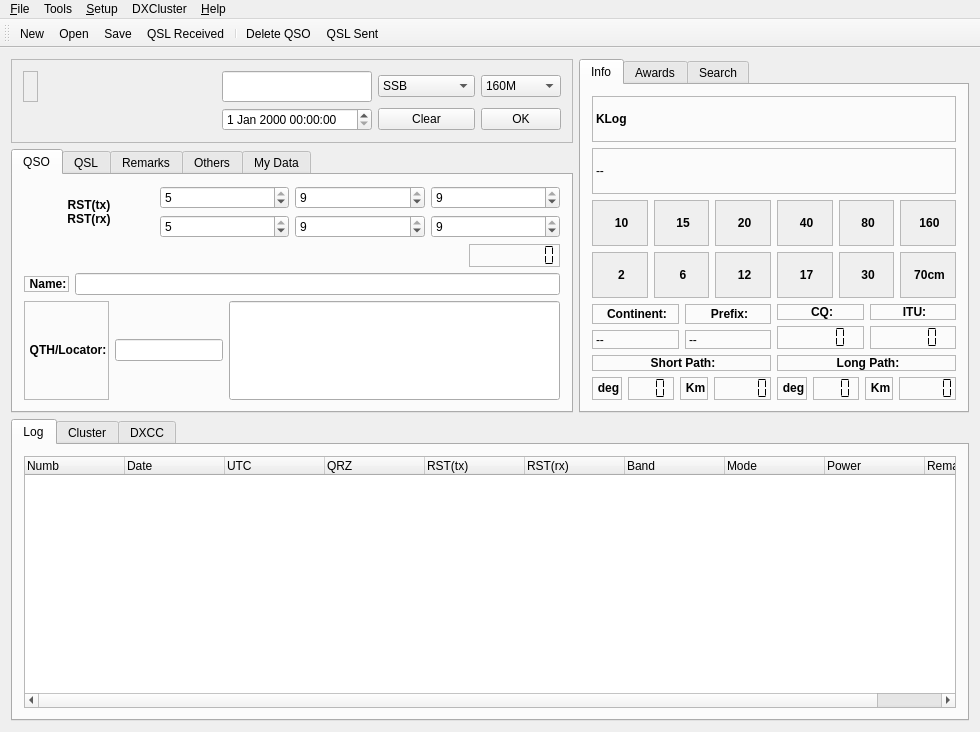
The window that src/klog.ui (dbasden/klog) describes before a commit, drawn with Qt 5.
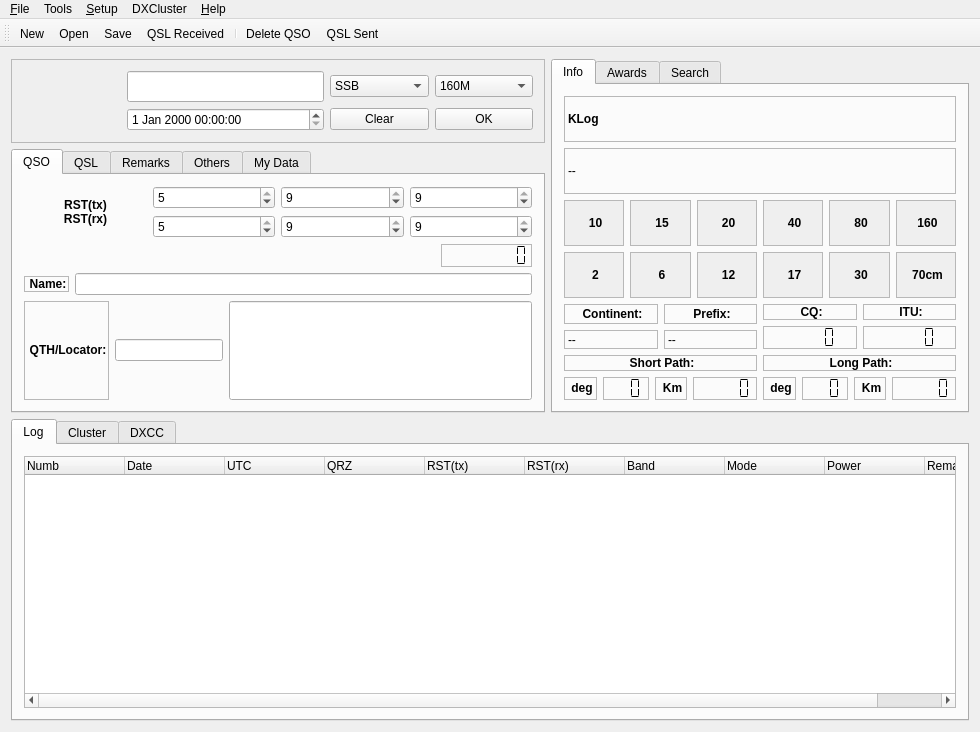
The same window after the commit. Icons and pictures are not drawn. Custom widgets are drawn as their Qt base class.

Commit message: Added the kledColor again.

```diff
--- a/src/klog.ui
+++ b/src/klog.ui
@@ -1164,54 +1164,7 @@
          <enum>QFrame::Raised</enum>
         </property>
         <layout class="QGridLayout" name="gridLayout">
-         <item row="0" column="0">
-          <widget class="QLabel" name="ledColorTextLabel">
-           <property name="sizePolicy">
-            <sizepolicy hsizetype="Minimum" vsizetype="Minimum">
-             <horstretch>0</horstretch>
-             <verstretch>0</verstretch>
-            </sizepolicy>
-           </property>
-           <property name="minimumSize">
-            <size>
-             <width>15</width>
-             <height>15</height>
-            </size>
-           </property>
-           <property name="autoFillBackground">
-            <bool>true</bool>
-           </property>
-           <property name="frameShape">
-            <enum>QFrame::StyledPanel</enum>
-           </property>
-           <property name="frameShadow">
-            <enum>QFrame::Sunken</enum>
-           </property>
-           <property name="lineWidth">
-            <number>1</number>
-           </property>
-           <property name="text">
-            <string/>
-           </property>
-           <property name="wordWrap">
-            <bool>false</bool>
-           </property>
-          </widget>
-         </item>
-         <item row="0" column="1">
-          <spacer name="horizontalSpacer_2">
-           <property name="orientation">
-            <enum>Qt::Horizontal</enum>
-           </property>
-           <property name="sizeHint" stdset="0">
-            <size>
-             <width>138</width>
-             <height>18</height>
-            </size>
-           </property>
-          </spacer>
-         </item>
-         <item row="0" column="2">
+         <item row="0" column="1" colspan="2">
           <widget class="QLineEdit" name="qrzLineEdit">
            <property name="minimumSize">
             <size>
@@ -1615,20 +1568,7 @@
            </item>
           </widget>
          </item>
-         <item row="1" column="0" colspan="2">
-          <spacer name="horizontalSpacer">
-           <property name="orientation">
-            <enum>Qt::Horizontal</enum>
-           </property>
-           <property name="sizeHint" stdset="0">
-            <size>
-             <width>236</width>
-             <height>20</height>
-            </size>
-           </property>
-          </spacer>
-         </item>
-         <item row="1" column="2">
+         <item row="1" column="1" colspan="2">
           <widget class="QDateTimeEdit" name="qsoDateTime">
            <property name="timeSpec">
             <enum>Qt::UTC</enum>
@@ -1655,6 +1595,9 @@
            </property>
           </widget>
          </item>
+         <item row="0" column="0">
+          <widget class="KLed" name="kledColor"/>
+         </item>
         </layout>
        </widget>
       </item>
@@ -2904,6 +2847,13 @@
   </action>
  </widget>
  <layoutdefault spacing="6" margin="11"/>
+ <customwidgets>
+  <customwidget>
+   <class>KLed</class>
+   <extends>QWidget</extends>
+   <header>kled.h</header>
+  </customwidget>
+ </customwidgets>
  <tabstops>
   <tabstop>qrzLineEdit</tabstop>
   <tabstop>modeComboBox</tabstop>
```
Left out of the diff: 2 changed lines with no effect on the pictures. The commit also changes 3 other files.
